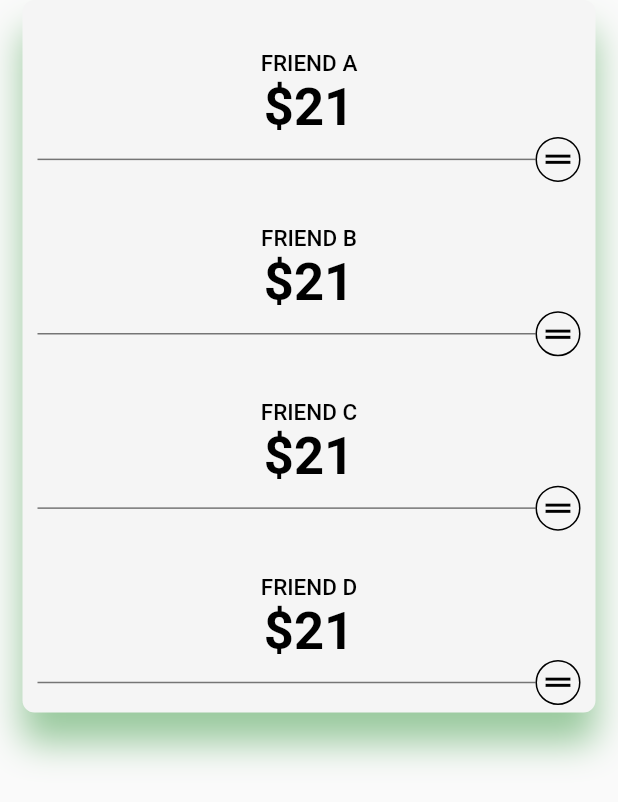
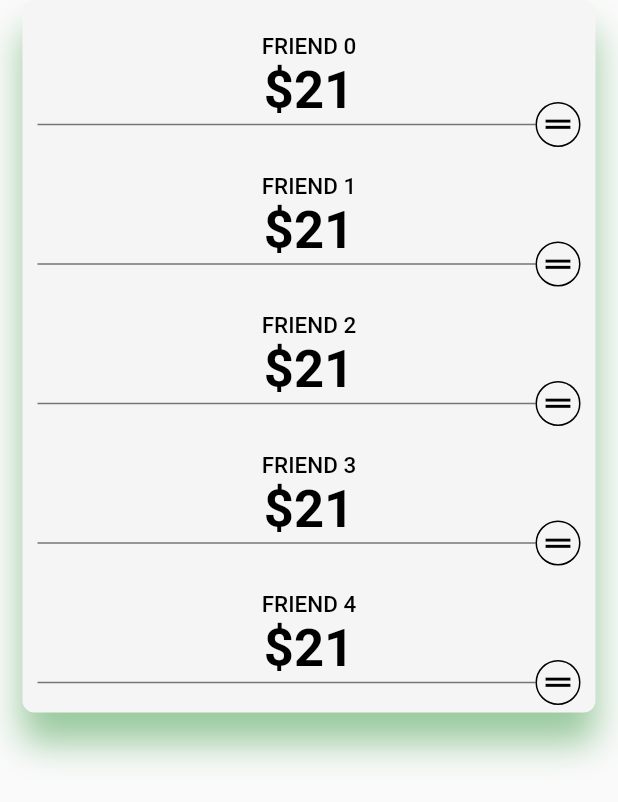
Before and after one commit to nightMue/Bill-Spliter, a Flutter app: the SplitView widget shown alone on an empty page, opened directly with empty values, on a phone screen of 412 x 824 dp. Shown: the top 802 px of the screen. Run offline on Flutter 3.47's test engine with Material 2 defaults, Android fonts, the phone set to English and light mode, and no system bars; Roboto replaces fonts that are missing (Raleway).

Commit message:
Splits added based on number of friends

```diff
--- a/lib/ui/slider/friendView.dart
+++ b/lib/ui/slider/friendView.dart
@@ -1,10 +1,11 @@
 import 'package:flutter/material.dart';
 
 class FriendView extends StatefulWidget {
-  FriendView(this.index, this.color);
+  FriendView(this.index, this.color, this.price);
 
   final Color color;
   final String index;
+  final String price;
 
   @override
   _FriendViewState createState() => _FriendViewState();
@@ -40,7 +41,7 @@ class _FriendViewState extends State<FriendView> {
                           fontSize: 15.0),
                     ),
                     Text(
-                      "\$21",
+                      widget.price,
                       style: TextStyle(
                           color: Colors.black,
                           fontWeight: FontWeight.bold,
--- a/lib/ui/split/split.dart
+++ b/lib/ui/split/split.dart
@@ -84,14 +84,26 @@ class _SplitViewState extends State<SplitView> with TickerProviderStateMixin {
 
   Widget _splitView(BuildContext context)
   {
+    // make loop to create these based on number of friends
     return Column(
-      children: <Widget>[
-        FriendView("FRIEND A", Colors.transparent),
-        FriendView("FRIEND B", Colors.transparent),
-        FriendView("FRIEND C", Colors.transparent),
-        FriendView("FRIEND D", Colors.transparent),
-      ],
+      //children: <Widget>[
+      //  FriendView("FRIEND A", Colors.transparent, "\$21"),
+      //  FriendView("FRIEND B", Colors.transparent, "\$21"),
+      //  FriendView("FRIEND C", Colors.transparent, "\$21"),
+      //  FriendView("FRIEND D", Colors.transparent, "\$21"),
+      //],
+      children: _getSplits(int.parse(widget.logicController.friendsString))
     );
+  }
+
+  List<Widget> _getSplits(int number)
+  {
+    List<Widget> splits = List<Widget>();
+    for(var i = 0; i < number; i++)
+    {
+      splits.add(FriendView("FRIEND $i", Colors.transparent, "\$21"));
+    }
+    return splits;
   }
 
   @override
```
